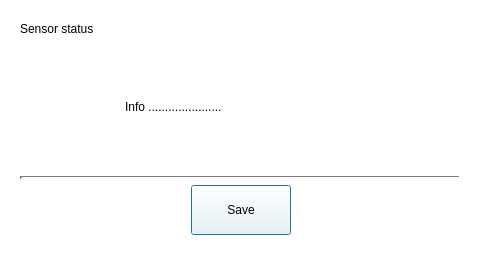
Qt form T3kCfg/QTabSensorStatus.ui (habilience/habilience-t3ksensor-tools) before a commit.
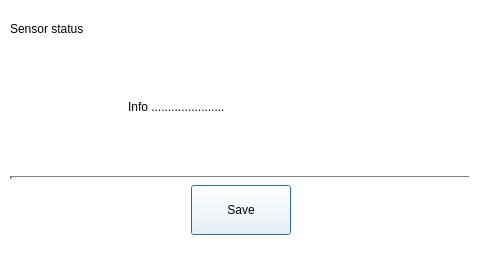
The same form after that commit. Icons and pictures are not drawn. Custom widgets are drawn as their Qt base class.

```diff
--- a/T3kCfg/QTabSensorStatus.ui
+++ b/T3kCfg/QTabSensorStatus.ui
@@ -431,9 +431,9 @@
   <widget class="QWidget" name="horizontalLayoutWidget_3">
    <property name="geometry">
     <rect>
-     <x>20</x>
+     <x>10</x>
      <y>20</y>
-     <width>441</width>
+     <width>461</width>
      <height>235</height>
     </rect>
    </property>
```
Left out of the diff: 2 changed lines with no effect on the pictures.
